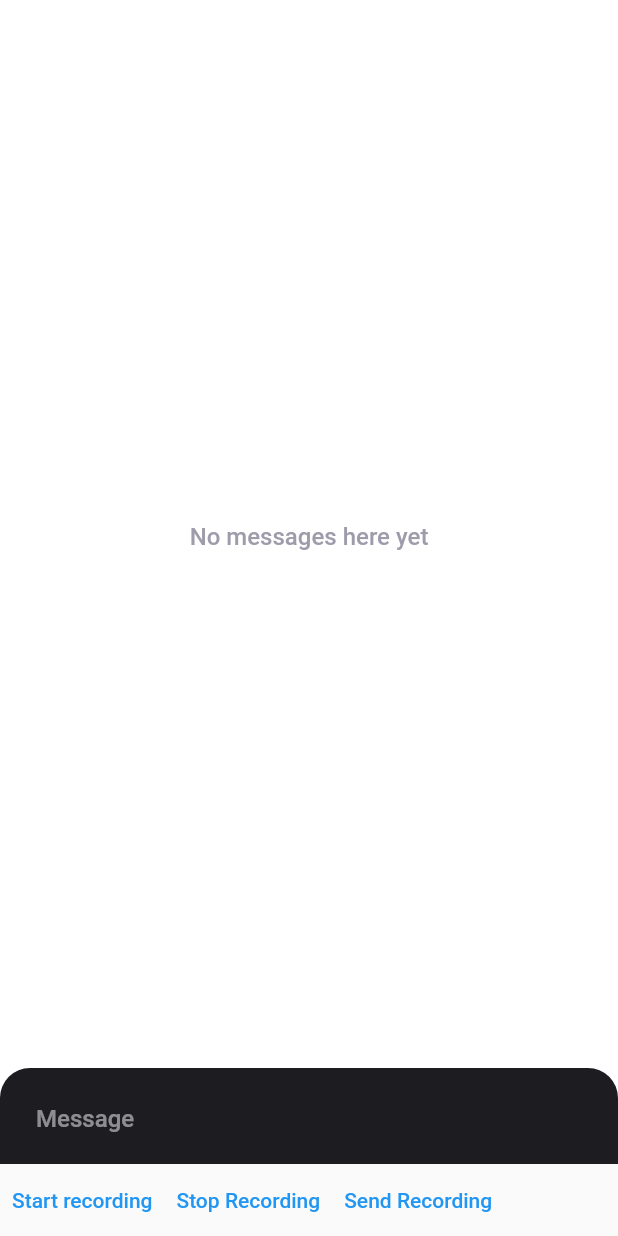
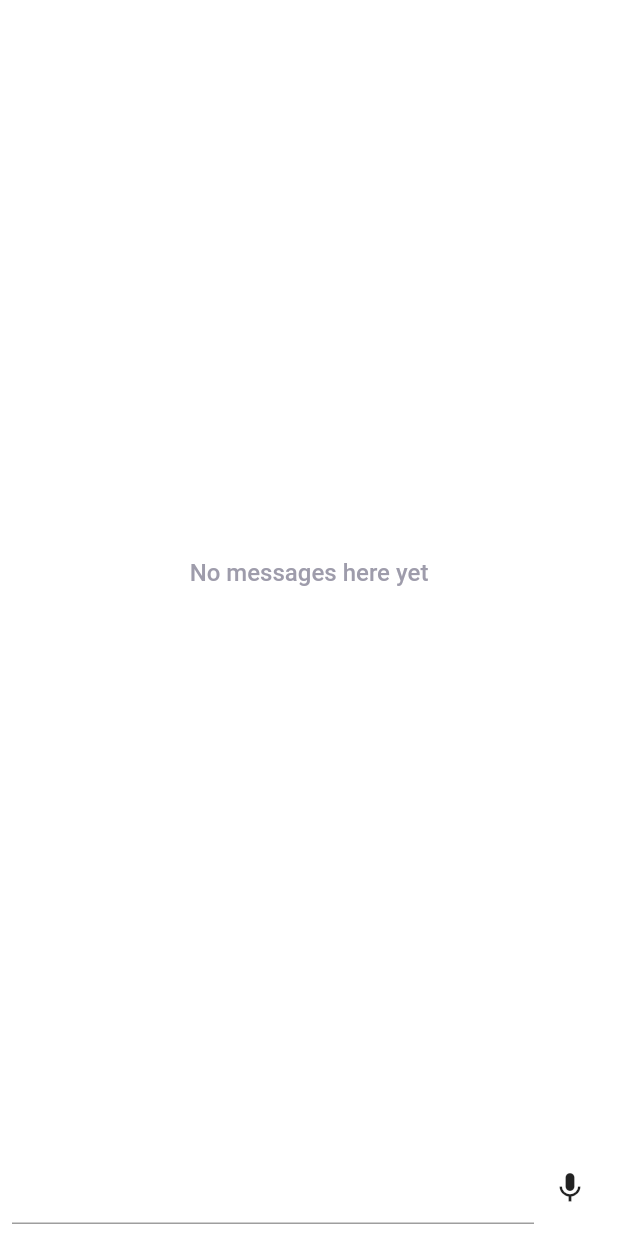
Before and after one commit to Goolski/serverless_chatbot_frontend, a Flutter app: the ChatScreen screen opened directly with empty values, on a phone screen of 412 x 824 dp. Run offline on Flutter 3.47's test engine with Material 2 defaults, Android fonts, the phone set to English and light mode, and no system bars; our stand-ins replace bloc, flutter_bloc, flutter_chat_types, flutter_chat_ui, freezed_annotation, google_sign_in; missing offline and left inert: record.

Commit message:
Added record widget

```diff
--- a/lib/backend_record.dart
+++ b/lib/backend_record.dart
@@ -28,6 +28,7 @@ Future<String?> stopRecording() async {
 Future<String?> getEncodedRecording() async {
   final recording = File('${await _localPath}/myRecording.pcm');
   final converted = base64.encode(await recording.readAsBytes());
+  recording.delete();
   print(converted);
   return converted;
 }
--- /dev/null
+++ b/lib/chat_input_widget/chat_input_state.dart
@@ -0,0 +1,10 @@
+import 'package:freezed_annotation/freezed_annotation.dart';
+
+part 'chat_input_state.freezed.dart';
+
+@freezed
+class ChatInputState with _$ChatInputState {
+  const factory ChatInputState.initial() = Initial;
+  const factory ChatInputState.typing({required String text}) = Typing;
+  const factory ChatInputState.recording() = Recording;
+}
--- /dev/null
+++ b/lib/chat_input_widget/chat_input_widget.dart
@@ -0,0 +1,103 @@
+import 'package:flutter/material.dart';
+import 'package:flutter_bloc/flutter_bloc.dart';
+
+import 'chat_input_cubit.dart';
+import 'chat_input_state.dart';
+
+class ChatInputWidget extends StatelessWidget {
+  final Function onSendPressed;
+  final Function onRecordPressed;
+  final Function onSendRecordPressed;
+  final Function onCancelPressed;
+  const ChatInputWidget({
+    required this.onSendPressed,
+    required this.onRecordPressed,
+    required this.onSendRecordPressed,
+    required this.onCancelPressed,
+    super.key,
+  });
+
+  @override
+  Widget build(BuildContext context) {
+    return Container(
+      padding: EdgeInsets.all(8.0),
+      child: BlocBuilder<ChatInputCubit, ChatInputState>(
+        builder: (context, state) => state.map(
+          initial: (value) => Row(
+            children: [
+              Flexible(
+                child: TextField(
+                  onChanged: (value) => context
+                      .read<ChatInputCubit>()
+                      .updateTextInput(input: value),
+                ),
+              ),
+              IconButton(
+                onPressed: () => onMicPressed(context: context),
+                icon: Icon(Icons.mic),
+              ),
+            ],
+          ),
+          typing: (value) => Row(
+            children: [
+              Flexible(
+                child: TextField(
+                  onChanged: (value) => context
+                      .read<ChatInputCubit>()
+                      .updateTextInput(input: value),
+                  decoration: InputDecoration(
+                      suffixIcon: value.text != ''
+                          ? IconButton(
+                              icon: Icon(Icons.send),
+                              onPressed: () => sendPressed(
+                                context: context,
+                                message: value.text,
+                              ),
+                            )
+                          : null),
+                ),
+              ),
+              IconButton(
+                onPressed: () => onMicPressed(context: context),
+                icon: Icon(Icons.mic),
+              ),
+            ],
+          ),
+          recording: (value) => Row(
+            mainAxisAlignment: MainAxisAlignment.spaceBetween,
+            children: [
+              IconButton(
+                onPressed: () => onCancel(context: context),
+                icon: Icon(Icons.cancel),
+              ),
+              IconButton(
+                onPressed: () => onAcceptRecording(context: context),
+                icon: Icon(Icons.done),
+              ),
+            ],
+          ),
+        ),
+      ),
+    );
+  }
+
+  void sendPressed({required BuildContext context, required String message}) {
+    onSendPressed(message);
+    context.read<ChatInputCubit>().onTextSend();
+  }
+
+  void onMicPressed({required BuildContext context}) {
+    onRecordPressed();
+    context.read<ChatInputCubit>().onMicPressed();
+  }
+
+  void onCancel({required BuildContext context}) {
+    onCancelPressed();
+    context.read<ChatInputCubit>().onRecordingStopped();
+  }
+
+  void onAcceptRecording({required BuildContext context}) {
+    onSendRecordPressed();
+    context.read<ChatInputCubit>().onRecordingStopped();
+  }
+}
--- a/lib/chat_screen.dart
+++ b/lib/chat_screen.dart
@@ -1,9 +1,14 @@
 import 'package:flutter/material.dart';
+import 'package:flutter_bloc/flutter_bloc.dart';
 import 'package:flutter_chat_types/flutter_chat_types.dart' as types;
 import 'package:flutter_chat_ui/flutter_chat_ui.dart';
 import 'package:serverless_chatbot/backend.dart';
 import 'package:serverless_chatbot/backend_record.dart';
+import 'package:serverless_chatbot/chat_input_widget/chat_input_cubit.dart';
+import 'package:serverless_chatbot/chat_input_widget/chat_input_widget.dart';
 import 'package:uuid/uuid.dart';
+
+import 'chat_input_widget/chat_input_state.dart';
 
 class ChatScreen extends StatefulWidget {
   final String authToken;
@@ -31,26 +36,19 @@ class _ChatScreenState extends State<ChatScreen> {
             Flexible(
               child: Chat(
                 messages: _messages,
-                onSendPressed: _handleSendPressed,
+                onSendPressed: (_) {},
                 user: _user,
+                customBottomWidget: BlocProvider(
+                  create: (_) => ChatInputCubit(ChatInputState.initial()),
+                  child: ChatInputWidget(
+                    onSendPressed: _handleSendPressed,
+                    onRecordPressed: startRecording,
+                    onCancelPressed: stopRecording,
+                    onSendRecordPressed: sendRecording,
+                  ),
+                ),
               ),
             ),
-            Row(
-              children: [
-                TextButton(
-                  onPressed: startRecording,
-                  child: Text('Start recording'),
-                ),
-                TextButton(
-                  onPressed: stopRecording,
-                  child: Text('Stop Recording'),
-                ),
-                TextButton(
-                  onPressed: sendRecording,
-                  child: Text('Send Recording'),
-                )
-              ],
-            )
           ],
         ),
       ),
@@ -73,23 +71,24 @@ class _ChatScreenState extends State<ChatScreen> {
     });
   }
 
-  void _handleSendPressed(types.PartialText message) {
+  void _handleSendPressed(String message) {
+    final partialMessage = types.PartialText(text: message);
     final textMessage = types.TextMessage(
       author: _user,
       createdAt: DateTime.now().millisecondsSinceEpoch,
       id: Uuid().v4(),
-      text: message.text,
+      text: partialMessage.text,
     );
 
     _addMessage(textMessage);
     _getBotMessage(message).then((value) => _addMessage(value));
   }
 
-  Future<types.TextMessage> _getBotMessage(types.PartialText message) async {
+  Future<types.TextMessage> _getBotMessage(String message) async {
     final bot = types.User(id: 'Bot', firstName: 'Chatbot');
     print(widget.authToken);
     final result = await askBot(
-      message: message.text,
+      message: message,
       authToken: widget.authToken,
       userId: widget.user_id,
     );
--- a/pubspec.yaml
+++ b/pubspec.yaml
@@ -19,6 +19,10 @@ dependencies:
   http: ^0.13.5
   record: ^4.4.3
   path_provider: ^2.0.11
+  build_runner: ^2.3.2
+  freezed: ^2.3.2
+  freezed_annotation: ^2.2.0
+  flutter_bloc: ^8.1.1
 
 dev_dependencies:
   flutter_test:
```
Also changed, not shown: lib/chat_input_widget/chat_input_cubit.dart (added, +23 -0 lines), lib/chat_input_widget/chat_input_state.freezed.dart (added), pubspec.lock.
